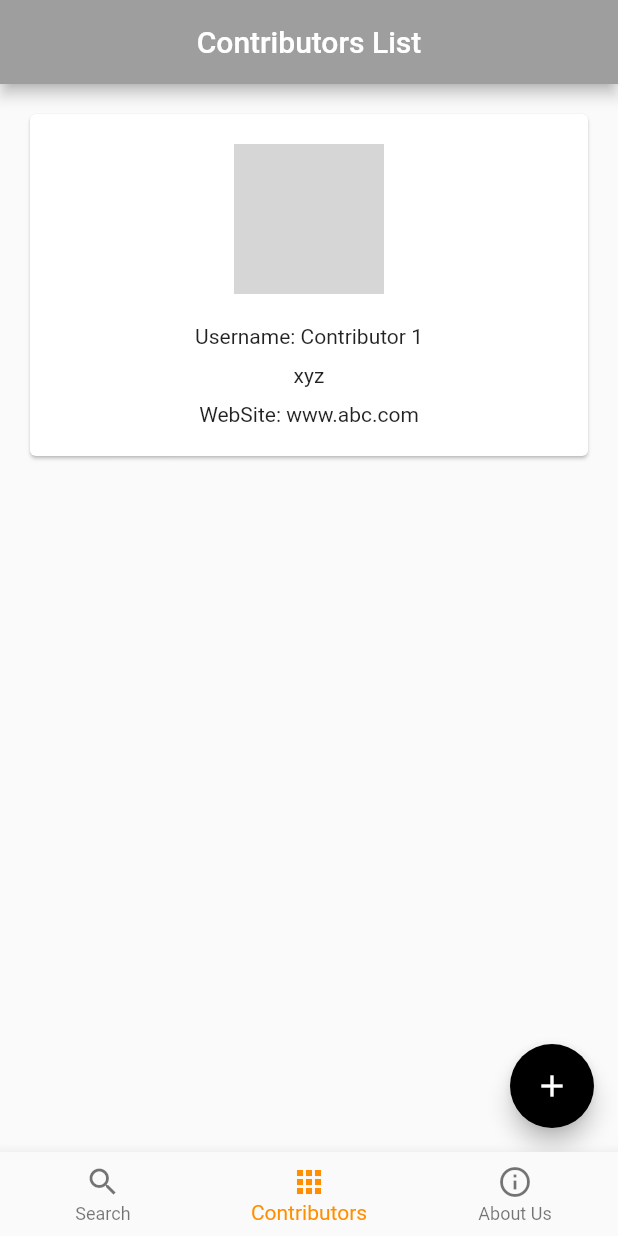
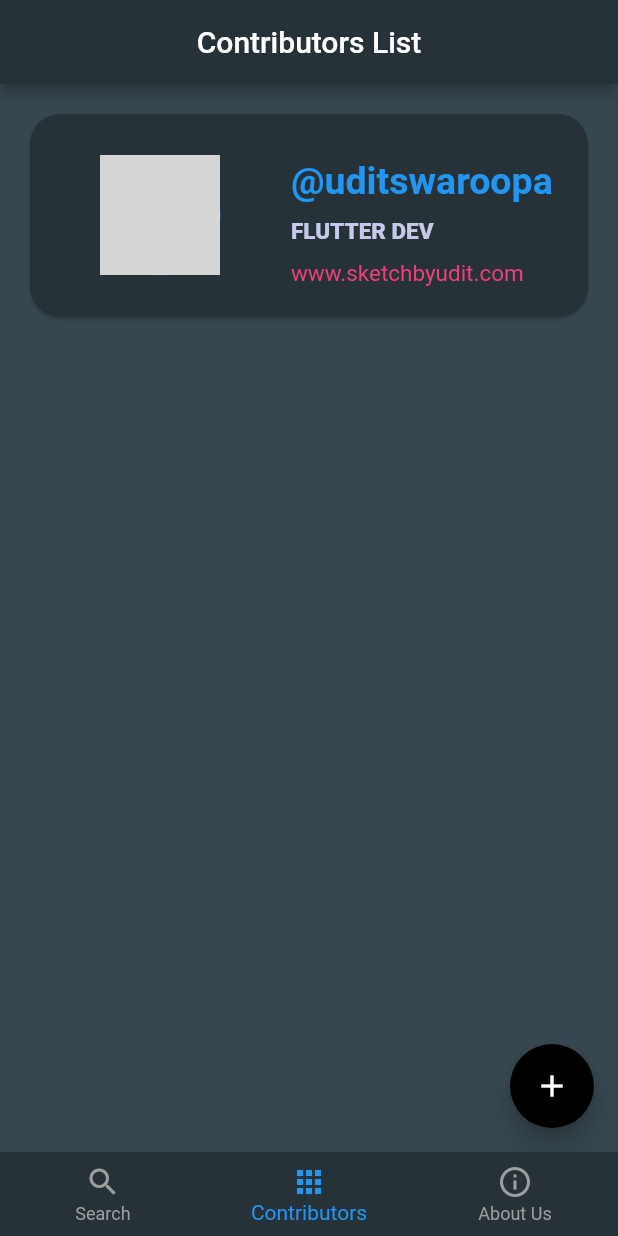
Before and after one commit to IEEE-VIT/hackfest-flutter, a Flutter app: the screen it shows after launch, item 2 of the bottom bar chosen, on a phone screen of 412 x 824 dp. Run offline on Flutter 3.47's test engine with Material 2 defaults, Android fonts, the phone set to English and light mode, and no system bars; our stand-ins replace flutter_svg; network calls fail; grey boxes are pictures that could not be loaded.

Commit message:
Final Commit

```diff
--- /dev/null
+++ b/lib/changes.txt
@@ -0,0 +1 @@
+About US page over flow by 27 pixels
--- a/lib/main.dart
+++ b/lib/main.dart
@@ -1,5 +1,4 @@
 import 'package:flutter/material.dart';
-
 import 'routes.dart';
 import 'screens/home_page.dart';
 void main() {
--- a/lib/screens/contributors.dart
+++ b/lib/screens/contributors.dart
@@ -11,15 +11,16 @@ class Contributors extends StatelessWidget {
   static final String routename = '/Contributors';
   //List of Contributors who have added their cards
   List <ContributorCard> cardList = [
-    ContributorCard(userName:'Contributor 1',desc:'xyz',displayImgUrl:'https://www.cnam.ca/wp-content/uploads/2018/06/default-profile.gif',website: 'www.abc.com'),
+    ContributorCard(userName:'@uditswaroopa',desc:'FLUTTER DEV',displayImgUrl:'https://avatars1.githubusercontent.com/u/65483816?s=460&u=8904420377730c0a6a0237a75de265a709d2cffe&v=4',website: 'www.sketchbyudit.com'),
   ];
 
   @override
   Widget build(BuildContext context) {
     return Scaffold(
+      backgroundColor: Colors.blueGrey[800],
       appBar: AppBar(
         title: Center(child: Text('Contributors List')),
-        backgroundColor: Colors.grey,
+        backgroundColor: Colors.blueGrey[900],
       ),
       body:Column(
         mainAxisAlignment: MainAxisAlignment.spaceBetween,
--- a/lib/screens/home_page.dart
+++ b/lib/screens/home_page.dart
@@ -37,22 +37,24 @@ class _HomePageState extends State<HomePage> {
         child: _widgetOptions.elementAt(_selectedIndex),
       ),
       bottomNavigationBar: BottomNavigationBar(
+        unselectedItemColor: Colors.grey,
+        backgroundColor: Colors.blueGrey[900],
         items: const <BottomNavigationBarItem>[
           BottomNavigationBarItem(
             icon: Icon(Icons.search),
-            title: Text('Search'),
+            label: 'Search',
           ),
           BottomNavigationBarItem(
             icon: Icon(Icons.apps),
-            title: Text('Contributors'),
+            label: 'Contributors',
           ),
           BottomNavigationBarItem(
             icon: Icon(Icons.info_outline),
-            title: Text('About Us'),
+            label: 'About Us'
           ),
         ],
         currentIndex: _selectedIndex,
-        selectedItemColor: Colors.amber[800],
+        selectedItemColor: Colors.blue,
         onTap: _onItemTapped,
       ),
     );
--- a/lib/screens/info_page.dart
+++ b/lib/screens/info_page.dart
@@ -26,6 +26,7 @@ class _InfoPageState extends State<InfoPage> {
   @override
   Widget build(BuildContext context) {
     return Scaffold(
+      backgroundColor: Colors.blueGrey[800],
       body: Container(
         padding: EdgeInsets.all(20),
         child: Column(
@@ -34,13 +35,23 @@ class _InfoPageState extends State<InfoPage> {
           children: [
             GestureDetector(
               child: Center(
-                child: Image.asset(
-                  "assets/ieee.png", //IEEE image
-                ),
+                child: Text('IEEE',
+                  style: TextStyle(
+                    fontWeight: FontWeight.w800,
+                    fontSize: 60,
+                    color: Colors.pink[200]
+                  ),
+                )
               ),
               onTap: () => launch('https://ieeevit.org'), //Launches the IEEE website
             ),
-            Text(ieeeDesc),
+            Text(ieeeDesc,
+              style: TextStyle(
+                fontSize: 15,
+                color: Colors.indigo[100],
+
+              ),
+            ),
             GestureDetector(
               child: Center(
                   child: Container(
@@ -48,7 +59,11 @@ class _InfoPageState extends State<InfoPage> {
                       child: SvgPicture.network(hacktoberfestImage))),
               onTap: () => launch('https://hacktoberfest.digitalocean.com'), //Launches Hacktoberfest site
             ),
-            Text(hacktoberfestDesc),
+            Text(hacktoberfestDesc,
+              style: TextStyle(
+                fontSize: 15,
+                color: Colors.indigo[100],
+              ),),
           ],
         ),
       ),
--- a/lib/screens/search_repos.dart
+++ b/lib/screens/search_repos.dart
@@ -8,8 +8,9 @@ class Search extends StatelessWidget {
   @override
   Widget build(BuildContext context) {
     return Scaffold(
+      backgroundColor: Colors.blueGrey[800],
       appBar: AppBar(
-        backgroundColor: Colors.grey,
+        backgroundColor: Colors.blueGrey[900],
         title: Text('Search tags'),
       ),
     );
--- a/lib/widgets/contributor_card.dart
+++ b/lib/widgets/contributor_card.dart
@@ -13,17 +13,45 @@ class ContCard extends StatelessWidget {
     return Padding(
       padding: const EdgeInsets.all(8.0),
       child: Card(
-        child: Column(
+        shape: RoundedRectangleBorder(borderRadius: BorderRadius.circular(20)),
+        color: Colors.blueGrey[900],
+        child: Row(
+          mainAxisAlignment: MainAxisAlignment.spaceEvenly,
           children: <Widget>[
             SizedBox(height: 20),
-            Image.network(dispImg, height: 100),
-            SizedBox(height: 20),
-            Text('Username: $userName'),
+            CircleAvatar(
+              radius: 40,
+              backgroundImage: NetworkImage(dispImg),
+            ),
             SizedBox(height: 10),
-              Text('$desc'),
-            SizedBox(height: 10),
-              Text('WebSite: $webSite'),
-            SizedBox(height: 20),
+            Column(
+              crossAxisAlignment: CrossAxisAlignment.start,
+              children: [
+                SizedBox(height: 30.0),
+                Text(userName,
+                  style: TextStyle(
+                    fontSize: 25,
+                    fontWeight: FontWeight.w600,
+                    color: Colors.blue,
+                  ),
+                ),
+                SizedBox(height: 10),
+                Text('$desc',
+                  style: TextStyle(
+                    fontSize: 15,
+                    fontWeight: FontWeight.w800,
+                    color: Colors.indigo[100],
+                  ),),
+                SizedBox(height: 10),
+                Text('$webSite',
+                  style: TextStyle(
+                    fontSize: 15,
+                    color: Colors.pink[400],
+
+                  ),),
+                SizedBox(height: 20),
+              ],
+            ),
           ],
         ),
 
```
Also changed, not shown: pubspec.yaml (+2 -5 lines), pubspec.lock.
